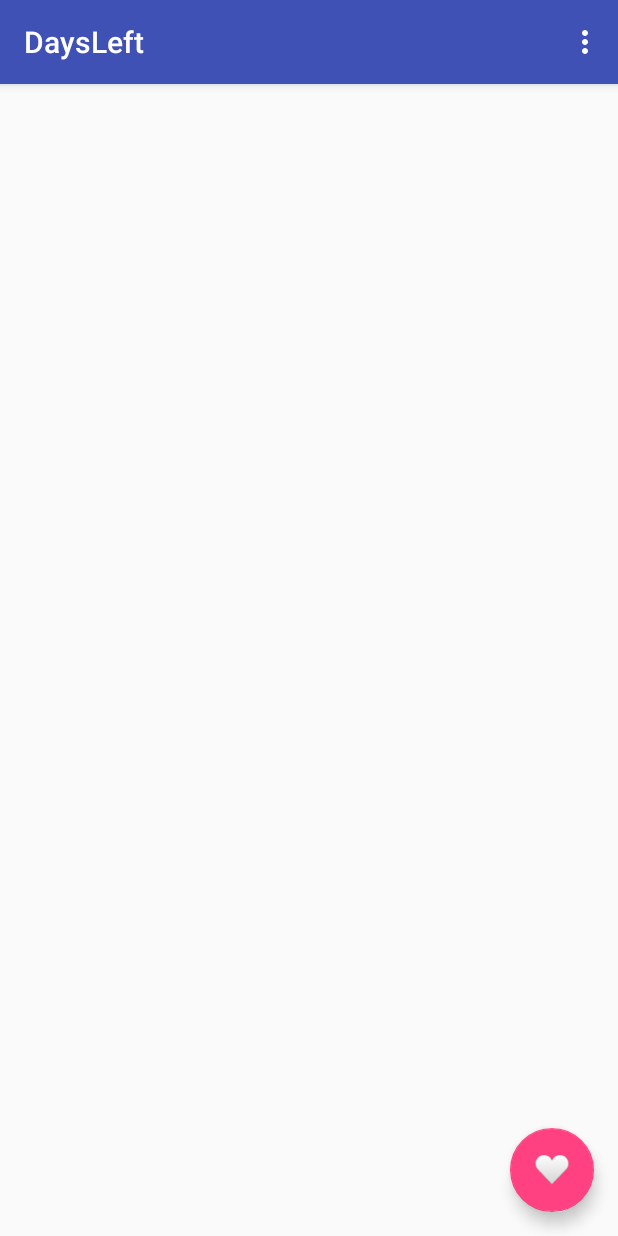
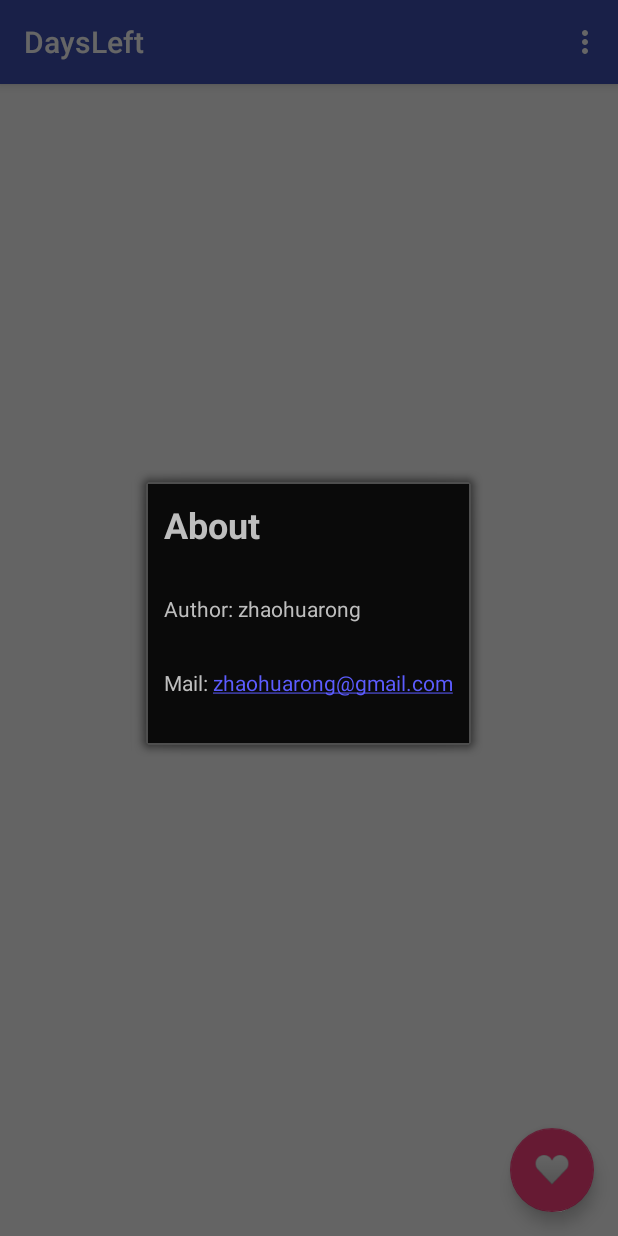
Before and after one commit to zhaohuarong/DaysLeft, an Android app: the screen it shows after launch (MainActivity), in the options menu, after a tap on "About", on a phone screen of 412 x 824 dp. Run offline under Robolectric (Android 15) with nearby library versions, the phone set to English and light mode, and no system bars.

Commit message:
添加About界面

```diff
--- /dev/null
+++ b/app/src/main/java/com/zhaohr/daysleft/AboutDialog.java
@@ -0,0 +1,15 @@
+package com.zhaohr.daysleft;
+
+import android.app.Dialog;
+import android.content.Context;
+import android.view.LayoutInflater;
+import android.view.View;
+
+public class AboutDialog extends Dialog {
+    public AboutDialog(Context context) {
+        super(context, R.style.dialog);
+
+        View mView = LayoutInflater.from(getContext()).inflate(R.layout.about_dialog, null);
+        super.setContentView(mView);
+    }
+}
--- a/app/src/main/java/com/zhaohr/daysleft/DateDialog.java
+++ b/app/src/main/java/com/zhaohr/daysleft/DateDialog.java
@@ -19,8 +19,8 @@ public class DateDialog extends Dialog {
     private Button positiveButton, negativeButton;
     private String mTitle;
 
-    public DateDialog(Context context, int style) {
-        super(context, style);
+    public DateDialog(Context context) {
+        super(context, R.style.dialog);
 
         View mView = LayoutInflater.from(getContext()).inflate(R.layout.date_dialog, null);
         super.setContentView(mView);
--- a/app/src/main/java/com/zhaohr/daysleft/ItemView.java
+++ b/app/src/main/java/com/zhaohr/daysleft/ItemView.java
@@ -131,7 +131,7 @@ public class ItemView extends RelativeLayout {
                 switch(which) {
                     case 0: {
                         //modify
-                        final DateDialog dialog1 = new DateDialog(mMainActivity, R.style.dialog);
+                        final DateDialog dialog1 = new DateDialog(mMainActivity);
                         dialog1.setTitle(mDate.title());
                         dialog1.setDate(mDate.year(), mDate.month(), mDate.day());
                         dialog1.show();
--- a/app/src/main/java/com/zhaohr/daysleft/MainActivity.java
+++ b/app/src/main/java/com/zhaohr/daysleft/MainActivity.java
@@ -140,7 +140,8 @@ public class MainActivity extends AppCompatActivity {
 //            conn.updateNoti("xxxx", 5);
             return true;
         } else if (id == R.id.action_about) {
-            Toast.makeText(MainActivity.this, R.string.about_author, Toast.LENGTH_LONG).show();
+            AboutDialog dig = new AboutDialog(MainActivity.this);
+            dig.show();
             return true;
         } else if(id == R.id.action_new) {
             Calendar c = Calendar.getInstance();
@@ -152,7 +153,7 @@ public class MainActivity extends AppCompatActivity {
     }
 
     private void openDateDialog(String strTitle, int nYear, int nMonth, int nDay) {
-        final DateDialog dialog = new DateDialog(MainActivity.this, R.style.dialog);
+        final DateDialog dialog = new DateDialog(MainActivity.this);
         dialog.setTitle(strTitle);
         dialog.setDate(nYear, nMonth, nDay);
         dialog.setOnPositiveListener(new View.OnClickListener() {
--- /dev/null
+++ b/app/src/main/res/layout/about_dialog.xml
@@ -0,0 +1,35 @@
+<?xml version="1.0" encoding="utf-8"?>
+<LinearLayout xmlns:android="http://schemas.android.com/apk/res/android"
+              android:layout_width="wrap_content"
+              android:layout_height="wrap_content"
+              android:orientation="vertical">
+
+    <TextView
+        android:layout_width="match_parent"
+        android:layout_height="wrap_content"
+        android:layout_marginLeft="@dimen/about_margin_left"
+        android:layout_marginTop="@dimen/about_margin_top"
+        android:layout_marginRight="@dimen/about_margin_left"
+        android:textSize="24sp"
+        android:textStyle="bold"
+        android:text="@string/action_about"/>
+
+    <TextView
+        android:layout_width="match_parent"
+        android:layout_height="wrap_content"
+        android:layout_marginLeft="@dimen/about_margin_left"
+        android:layout_marginRight="@dimen/about_margin_left"
+        android:layout_marginTop="@dimen/about_margin"
+        android:text="@string/about_author"/>
+
+    <TextView
+        android:layout_width="match_parent"
+        android:layout_height="wrap_content"
+        android:autoLink="email"
+        android:layout_marginLeft="@dimen/about_margin_left"
+        android:layout_marginRight="@dimen/about_margin_left"
+        android:layout_marginTop="@dimen/about_margin"
+        android:layout_marginBottom="@dimen/about_margin_buttom"
+        android:text="@string/about_mail"/>
+
+</LinearLayout>
--- a/app/src/main/res/values-w820dp/dimens.xml
+++ b/app/src/main/res/values-w820dp/dimens.xml
@@ -8,4 +8,8 @@
     <dimen name="item_margin_left">15dp</dimen>
     <dimen name="item_number_width">76dp</dimen>
     <dimen name="dialog_button_width">80dp</dimen>
+    <dimen name="about_margin_left">10dp</dimen>
+    <dimen name="about_margin_top">10dp</dimen>
+    <dimen name="about_margin">30dp</dimen>
+    <dimen name="about_margin_buttom">30dp</dimen>
 </resources>
--- a/app/src/main/res/values/dimens.xml
+++ b/app/src/main/res/values/dimens.xml
@@ -8,4 +8,8 @@
     <dimen name="item_margin">2dp</dimen>
     <dimen name="item_margin_left">15dp</dimen>
     <dimen name="dialog_button_width">80dp</dimen>
+    <dimen name="about_margin_left">10dp</dimen>
+    <dimen name="about_margin_top">10dp</dimen>
+    <dimen name="about_margin_buttom">30dp</dimen>
+    <dimen name="about_margin">30dp</dimen>
 </resources>
--- a/app/src/main/res/values/strings.xml
+++ b/app/src/main/res/values/strings.xml
@@ -9,5 +9,6 @@
     <string name="notification1">There are</string>
     <string name="notification2">days away from</string>
     <string name="dialog_title">Title:</string>
-    <string name="about_author">Author: zhaohuarong\nMail: zhaohuarong@gmail.com</string>
+    <string name="about_author">Author: zhaohuarong</string>
+    <string name="about_mail">Mail: zhaohuarong@gmail.com</string>
 </resources>
```
Also changed, not shown: 1 other file.
